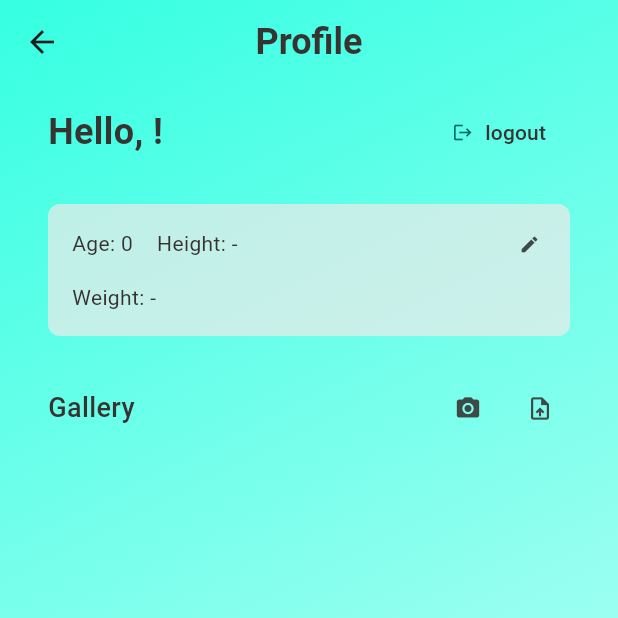
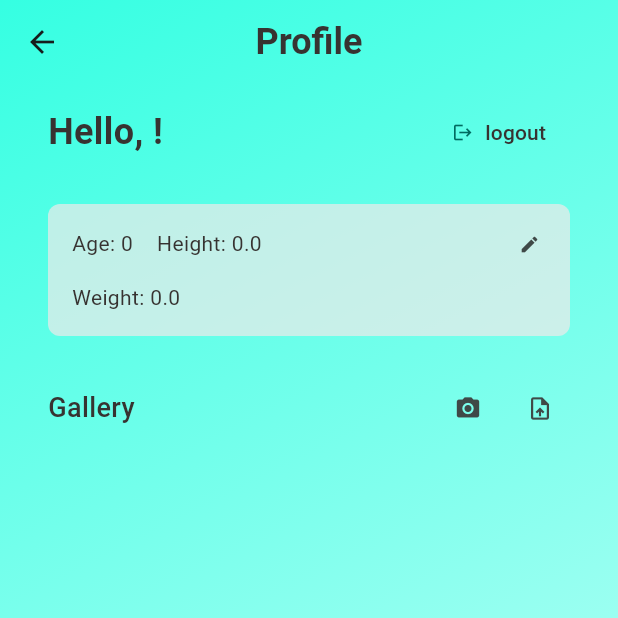
Before and after one commit to aibar-pro/Kraftig, a Flutter app: the ProfileView screen opened by its route, on a phone screen of 412 x 824 dp, the top half of it. Run offline on Flutter 3.47's test engine with Material 3 defaults, Android fonts, the phone set to English and light mode, and no system bars; our stand-ins replace image_picker; missing offline and left inert: animated_weight_picker; accounts and stored records are empty.

Commit message:
UserProfile calls

```diff
--- a/lib/models/user_profile_model.dart
+++ b/lib/models/user_profile_model.dart
@@ -1,26 +1,30 @@
 class UserProfileModel {
   final String login;
 
-  String? name;
+  String? username;
   int? age;
+  double? height;
   double? weight;
-  double? height;
 
-  UserProfileModel({required this.login, this.name, this.age});
+  UserProfileModel({required this.login, this.username, this.age, this.height, this.weight});
 
   factory UserProfileModel.fromJson(Map<String, dynamic> json) {
     return UserProfileModel(
       login: json['login'],
-      name: json['name'],
+      username: json['username'],
       age: json['age'],
+      height: json['height'],
+      weight: json['weight'],
     );
   }
 
   Map<String, dynamic> toJson() {
     return {
       'login': login,
-      'name': name,
+      'username': username,
       'age': age,
+      'height': height,
+      'weight': weight,
     };
   }
 }
--- a/lib/view_models/profile_view_model.dart
+++ b/lib/view_models/profile_view_model.dart
@@ -28,7 +28,7 @@ class ProfileViewModel extends ChangeNotifier {
 
   void setName(String name) {
     if (_userProfile != null) {
-      _userProfile!.name = name;
+      _userProfile!.username = name;
       notifyListeners();
     }
   }
@@ -63,7 +63,8 @@ class ProfileViewModel extends ChangeNotifier {
     _isLoading = true;
     notifyListeners();
 
-    final result = await apiService.fetchUserProfile();
+// TODO: Consider refactoring
+    final result = await apiService.fetchUserProfile(homeViewModel.userProfile!.login);
 
     _isLoading = false;
     if (result != null) {
--- a/lib/views/profile_view.dart
+++ b/lib/views/profile_view.dart
@@ -69,7 +69,7 @@ class ProfileView extends StatelessWidget {
           mainAxisAlignment: MainAxisAlignment.spaceBetween,
           children: [
             Text(
-              'Hello${model.userProfile?.name != null ? ', ${model.userProfile?.name}' : ''}!',
+              'Hello${model.userProfile?.username != null ? ', ${model.userProfile?.username}' : ''}!',
               maxLines: 1,
               style: AppTextStyles.headline,
             ),
@@ -144,7 +144,7 @@ class ProfileView extends StatelessWidget {
         ),
         const SizedBox(height: AppPadding.large),
         TextFormField(
-          initialValue: model.userProfile?.name ?? '',
+          initialValue: model.userProfile?.username ?? '',
           onChanged: (value) => model.setName(value),
           decoration: InputDecoration(
             labelText: 'Name',
@@ -231,6 +231,7 @@ class ProfileView extends StatelessWidget {
                   ScaffoldMessenger.of(context).showSnackBar(
                     const SnackBar(content: Text('Profile updated successfully')),
                   );
+                  model.toggleEditMode();
                 } else {
                   ScaffoldMessenger.of(context).showSnackBar(
                     const SnackBar(content: Text('Failed to update profile')),
@@ -281,7 +282,7 @@ class ProfileView extends StatelessWidget {
             ),
           ],
         ),
-         ...model.photoGroups.map((group) => _buildPhotoGroup(context, group, model)).toList(),
+         ...model.photoGroups.map((group) => _buildPhotoGroup(context, group, model)),
         // Container(
         //   padding: const EdgeInsets.all(AppPadding.medium),
         //   decoration: BoxDecoration(
```
Also changed, not shown: lib/services/api_service.dart (+30 -6 lines), lib/view_models/login_view_model.dart (+15 -12 lines), 1 other file.
